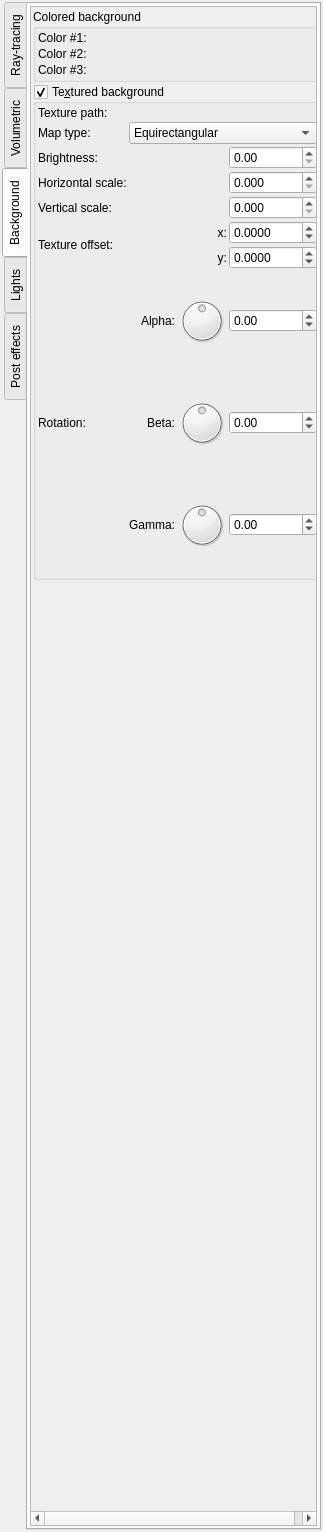
First picture: the form in mandelbulber2/qt/dock_effects.ui, repository buddhi1980/mandelbulber2, before the edit.
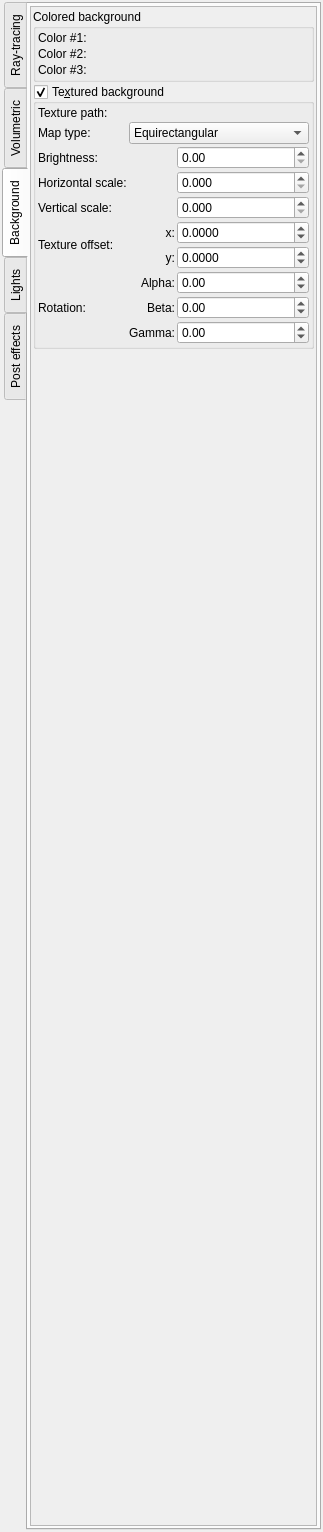
Second picture: the form after the edit. The open tabs and pages were chosen to show the change. Icons and pictures are not drawn. Custom widgets are drawn as their Qt base class.

Commit message: Added dial for edit fields for angle. Cleaned up UIs

The edit to the form file:
```diff
--- a/mandelbulber2/qt/dock_effects.ui
+++ b/mandelbulber2/qt/dock_effects.ui
@@ -1641,8 +1641,8 @@
            <rect>
             <x>0</x>
             <y>0</y>
-            <width>296</width>
-            <height>1498</height>
+            <width>286</width>
+            <height>1516</height>
            </rect>
           </property>
           <layout class="QVBoxLayout" name="verticalLayout_36">
@@ -1771,7 +1771,7 @@
                <number>2</number>
               </property>
               <item>
-               <layout class="QGridLayout" name="gridLayout_16">
+               <layout class="QGridLayout" name="gridLayout_16" columnstretch="0,0,1">
                 <property name="spacing">
                  <number>2</number>
                 </property>
@@ -1785,7 +1785,35 @@
                   </property>
                  </widget>
                 </item>
-                <item row="9" column="3">
+                <item row="1" column="1" colspan="2">
+                 <widget class="QComboBox" name="comboBox_textured_background_map_type">
+                  <property name="sizePolicy">
+                   <sizepolicy hsizetype="Preferred" vsizetype="Maximum">
+                    <horstretch>0</horstretch>
+                    <verstretch>0</verstretch>
+                   </sizepolicy>
+                  </property>
+                  <property name="toolTip">
+                   <string>&lt;html&gt;&lt;head/&gt;&lt;body&gt;&lt;p&gt;It determines, how texture will be mapped on background sphere&lt;/p&gt;&lt;p&gt;&lt;span style=&quot; font-weight:600;&quot;&gt;Equirectangular: &lt;br/&gt;&lt;/span&gt;&lt;span style=&quot; font-weight:400;&quot;&gt;Texture has to be created used equirectangular projection. It's the most popular format for textures dedicated for sphere mapping.&lt;br/&gt;Example:&lt;br/&gt;&lt;/span&gt;&lt;img src=&quot;:/tooltips/tooltips_images/equirectangular_bkg.jpg&quot;/&gt;&lt;/p&gt;&lt;p&gt;&lt;span style=&quot; font-weight:600;&quot;&gt;Double hemisphere:&lt;/span&gt;&lt;/p&gt;&lt;p&gt;Texture has to be created as a pair of images of hemispheres. Mapping has to be the same as &lt;span style=&quot; font-style:italic;&quot;&gt;Full dome projection&lt;/span&gt; (or &lt;span style=&quot; font-style:italic;&quot;&gt;Fish eye&lt;/span&gt;)&lt;br/&gt;Example texture with indicated axes and directions:&lt;br/&gt;&lt;img src=&quot;:/tooltips/tooltips_images/full_dome_bkg_axes.png&quot;/&gt;&lt;/p&gt;&lt;/body&gt;&lt;/html&gt;</string>
+                  </property>
+                  <item>
+                   <property name="text">
+                    <string>Equirectangular</string>
+                   </property>
+                  </item>
+                  <item>
+                   <property name="text">
+                    <string>Double hemisphere</string>
+                   </property>
+                  </item>
+                  <item>
+                   <property name="text">
+                    <string>Flat</string>
+                   </property>
+                  </item>
+                 </widget>
+                </item>
+                <item row="9" column="2">
                  <widget class="MyDoubleSpinBox" name="spinboxd3_background_rotation_z">
                   <property name="sizePolicy">
                    <sizepolicy hsizetype="Minimum" vsizetype="Maximum">
@@ -1816,29 +1844,6 @@
                   </property>
                  </widget>
                 </item>
-                <item row="8" column="2">
-                 <widget class="QDial" name="dial3_background_rotation_y">
-                  <property name="minimum">
-                   <number>-18000</number>
-                  </property>
-                  <property name="maximum">
-                   <number>18000</number>
-                  </property>
-                  <property name="wrapping">
-                   <bool>true</bool>
-                  </property>
-                 </widget>
-                </item>
-                <item row="9" column="1">
-                 <widget class="QLabel" name="label_229">
-                  <property name="text">
-                   <string>Gamma:</string>
-                  </property>
-                  <property name="alignment">
-                   <set>Qt::AlignRight|Qt::AlignTrailing|Qt::AlignVCenter</set>
-                  </property>
-                 </widget>
-                </item>
                 <item row="4" column="0">
                  <widget class="QLabel" name="label_224">
                   <property name="sizePolicy">
@@ -1852,7 +1857,7 @@
                   </property>
                  </widget>
                 </item>
-                <item row="3" column="3">
+                <item row="3" column="2">
                  <widget class="MyDoubleSpinBox" name="spinbox_background_h_scale">
                   <property name="sizePolicy">
                    <sizepolicy hsizetype="Minimum" vsizetype="Maximum">
@@ -1877,20 +1882,7 @@
                   </property>
                  </widget>
                 </item>
-                <item row="7" column="2">
-                 <widget class="QDial" name="dial3_background_rotation_x">
-                  <property name="minimum">
-                   <number>-18000</number>
-                  </property>
-                  <property name="maximum">
-                   <number>18000</number>
-                  </property>
-                  <property name="wrapping">
-                   <bool>true</bool>
-                  </property>
-                 </widget>
-                </item>
-                <item row="8" column="3">
+                <item row="8" column="2">
                  <widget class="MyDoubleSpinBox" name="spinboxd3_background_rotation_y">
                   <property name="sizePolicy">
                    <sizepolicy hsizetype="Minimum" vsizetype="Maximum">
@@ -1934,7 +1926,7 @@
                   </property>
                  </widget>
                 </item>
-                <item row="5" column="3">
+                <item row="5" column="2">
                  <widget class="MyDoubleSpinBox" name="spinbox_background_texture_offset_x">
                   <property name="sizePolicy">
                    <sizepolicy hsizetype="Minimum" vsizetype="Maximum">
@@ -1962,7 +1954,7 @@
                   </property>
                  </widget>
                 </item>
-                <item row="2" column="3">
+                <item row="2" column="2">
                  <widget class="MyDoubleSpinBox" name="spinbox_background_brightness">
                   <property name="sizePolicy">
                    <sizepolicy hsizetype="Minimum" vsizetype="Preferred">
@@ -2016,7 +2008,7 @@
                   </property>
                  </widget>
                 </item>
-                <item row="6" column="3">
+                <item row="6" column="2">
                  <widget class="MyDoubleSpinBox" name="spinbox_background_texture_offset_y">
                   <property name="sizePolicy">
                    <sizepolicy hsizetype="Minimum" vsizetype="Maximum">
@@ -2070,48 +2062,7 @@
                   </property>
                  </widget>
                 </item>
-                <item row="9" column="2">
-                 <widget class="QDial" name="dial3_background_rotation_z">
-                  <property name="minimum">
-                   <number>-18000</number>
-                  </property>
-                  <property name="maximum">
-                   <number>18000</number>
-                  </property>
-                  <property name="wrapping">
-                   <bool>true</bool>
-                  </property>
-                 </widget>
-                </item>
-                <item row="1" column="1" colspan="3">
-                 <widget class="QComboBox" name="comboBox_textured_background_map_type">
-                  <property name="sizePolicy">
-                   <sizepolicy hsizetype="Preferred" vsizetype="Maximum">
-                    <horstretch>0</horstretch>
-                    <verstretch>0</verstretch>
-                   </sizepolicy>
-                  </property>
-                  <property name="toolTip">
-                   <string>&lt;html&gt;&lt;head/&gt;&lt;body&gt;&lt;p&gt;It determines, how texture will be mapped on background sphere&lt;/p&gt;&lt;p&gt;&lt;span style=&quot; font-weight:600;&quot;&gt;Equirectangular: &lt;br/&gt;&lt;/span&gt;&lt;span style=&quot; font-weight:400;&quot;&gt;Texture has to be created used equirectangular projection. It's the most popular format for textures dedicated for sphere mapping.&lt;br/&gt;Example:&lt;br/&gt;&lt;/span&gt;&lt;img src=&quot;:/tooltips/tooltips_images/equirectangular_bkg.jpg&quot;/&gt;&lt;/p&gt;&lt;p&gt;&lt;span style=&quot; font-weight:600;&quot;&gt;Double hemisphere:&lt;/span&gt;&lt;/p&gt;&lt;p&gt;Texture has to be created as a pair of images of hemispheres. Mapping has to be the same as &lt;span style=&quot; font-style:italic;&quot;&gt;Full dome projection&lt;/span&gt; (or &lt;span style=&quot; font-style:italic;&quot;&gt;Fish eye&lt;/span&gt;)&lt;br/&gt;Example texture with indicated axes and directions:&lt;br/&gt;&lt;img src=&quot;:/tooltips/tooltips_images/full_dome_bkg_axes.png&quot;/&gt;&lt;/p&gt;&lt;/body&gt;&lt;/html&gt;</string>
-                  </property>
-                  <item>
-                   <property name="text">
-                    <string>Equirectangular</string>
-                   </property>
-                  </item>
-                  <item>
-                   <property name="text">
-                    <string>Double hemisphere</string>
-                   </property>
-                  </item>
-                  <item>
-                   <property name="text">
-                    <string>Flat</string>
-                   </property>
-                  </item>
-                 </widget>
-                </item>
-                <item row="7" column="3">
+                <item row="7" column="2">
                  <widget class="MyDoubleSpinBox" name="spinboxd3_background_rotation_x">
                   <property name="sizePolicy">
                    <sizepolicy hsizetype="Minimum" vsizetype="Maximum">
@@ -2142,7 +2093,7 @@
                   </property>
                  </widget>
                 </item>
-                <item row="4" column="3">
+                <item row="4" column="2">
                  <widget class="MyDoubleSpinBox" name="spinbox_background_v_scale">
                   <property name="sizePolicy">
                    <sizepolicy hsizetype="Minimum" vsizetype="Maximum">
@@ -2167,7 +2118,7 @@
                   </property>
                  </widget>
                 </item>
-                <item row="0" column="2" colspan="2">
+                <item row="0" column="1" colspan="2">
                  <widget class="FileSelectWidget" name="text_file_background" native="true">
                   <property name="sizePolicy">
                    <sizepolicy hsizetype="Expanding" vsizetype="Preferred">
@@ -2193,7 +2144,7 @@
                   </property>
                  </widget>
                 </item>
-                <item row="6" column="2">
+                <item row="6" column="1">
                  <widget class="QLabel" name="label_233">
                   <property name="text">
                    <string>y:</string>
@@ -2203,7 +2154,7 @@
                   </property>
                  </widget>
                 </item>
-                <item row="5" column="2">
+                <item row="5" column="1">
                  <widget class="QLabel" name="label_231">
                   <property name="text">
                    <string>x:</string>
@@ -2223,6 +2174,16 @@
                   </property>
                  </widget>
                 </item>
+                <item row="9" column="1">
+                 <widget class="QLabel" name="label_229">
+                  <property name="text">
+                   <string>Gamma:</string>
+                  </property>
+                  <property name="alignment">
+                   <set>Qt::AlignRight|Qt::AlignTrailing|Qt::AlignVCenter</set>
+                  </property>
+                 </widget>
+                </item>
                </layout>
               </item>
              </layout>
```
Left out of the diff: 58 changed lines with no effect on the pictures. The commit also changes 14 other files.
